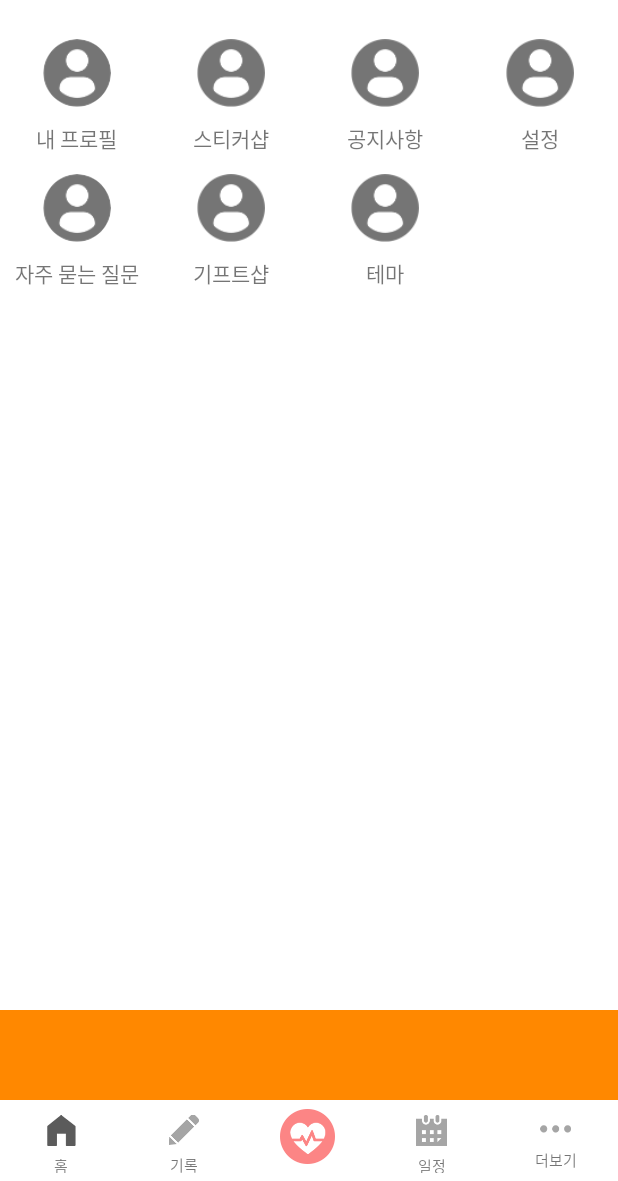
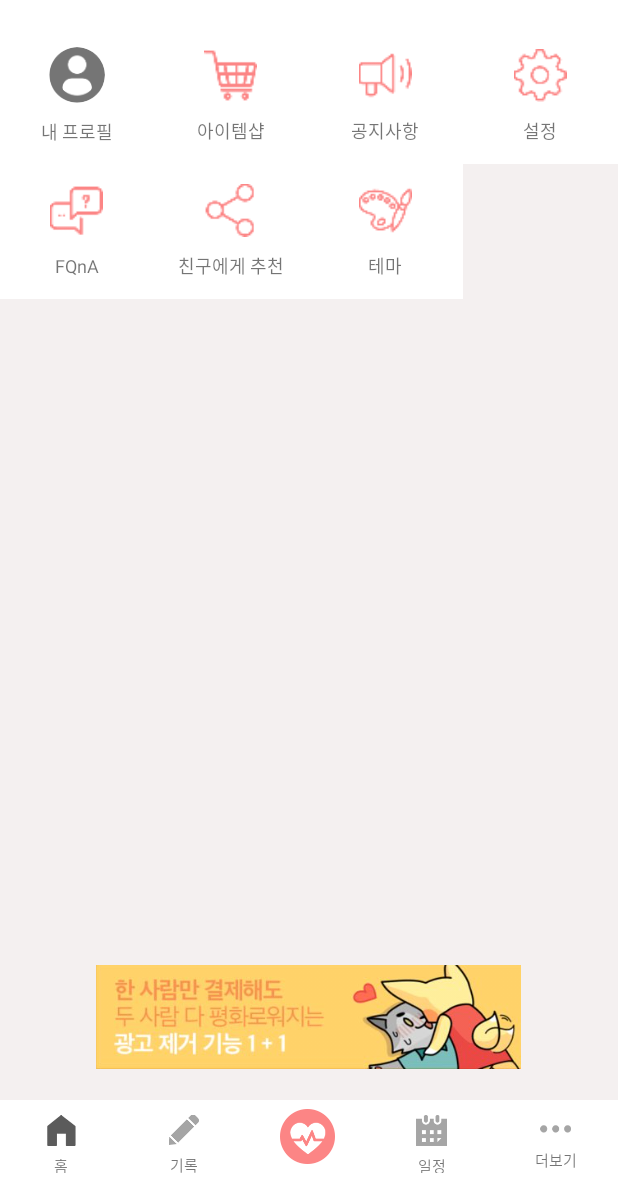
Before and after one commit to GwonHyeok/YouAndI, an Android app: the fragment MoreFragment placed in its activity, on a phone screen of 412 x 824 dp, the part 55-1236 px from its top. Run offline under Robolectric (Android 15) with nearby library versions, the phone set to English and light mode, and no system bars; our stand-ins replace CircleImageView; pictures from the network do not load.

Commit message:
기능 및 디자인 수정

```diff
--- a/app/src/main/res/layout/content_more.xml
+++ b/app/src/main/res/layout/content_more.xml
@@ -6,6 +6,7 @@
 
     <!-- 설정 루트 -->
     <LinearLayout
+        android:background="#f4f0f0"
         android:layout_width="match_parent"
         android:layout_height="match_parent"
         android:layout_above="@+id/content_setting_ad_root"
@@ -20,6 +21,7 @@
 
             <!-- 내 프로필 -->
             <LinearLayout
+                android:background="#ffffff"
                 android:layout_width="0dp"
                 android:layout_height="match_parent"
                 android:layout_weight="1"
@@ -29,19 +31,21 @@
                 android:orientation="vertical">
 
                 <com.hyeokran.youi.CustomView.CircleImageView
-                    android:layout_width="45dp"
-                    android:layout_height="45dp"
+                    android:layout_width="37dp"
+                    android:layout_height="37dp"
                     android:src="@drawable/ic_profile" />
 
                 <TextView
                     android:layout_width="wrap_content"
                     android:layout_height="wrap_content"
+                    android:textSize="12dp"
                     android:layout_marginTop="10dp"
                     android:text="내 프로필" />
             </LinearLayout>
 
             <!-- 스티커샵 -->
             <LinearLayout
+                android:background="#ffffff"
                 android:layout_width="0dp"
                 android:layout_height="match_parent"
                 android:layout_weight="1"
@@ -51,19 +55,21 @@
                 android:orientation="vertical">
 
                 <ImageView
-                    android:layout_width="45dp"
-                    android:layout_height="45dp"
-                    android:src="@drawable/ic_profile" />
+                    android:layout_width="35dp"
+                    android:layout_height="35dp"
+                    android:src="@drawable/ic_shop" />
 
                 <TextView
+                    android:textSize="12dp"
                     android:layout_width="wrap_content"
                     android:layout_height="wrap_content"
                     android:layout_marginTop="10dp"
-                    android:text="스티커샵" />
+                    android:text="아이템샵" />
             </LinearLayout>
 
             <!-- 공지사항 -->
             <LinearLayout
+                android:background="#ffffff"
                 android:layout_width="0dp"
                 android:layout_height="match_parent"
                 android:layout_weight="1"
@@ -73,11 +79,12 @@
                 android:orientation="vertical">
 
                 <ImageView
-                    android:layout_width="45dp"
-                    android:layout_height="45dp"
-                    android:src="@drawable/ic_profile" />
+                    android:layout_width="35dp"
+                    android:layout_height="35dp"
+                    android:src="@drawable/ic_loud" />
 
                 <TextView
+                    android:textSize="12dp"
                     android:layout_width="wrap_content"
                     android:layout_height="wrap_content"
                     android:layout_marginTop="10dp"
@@ -86,6 +93,7 @@
 
             <!-- 설정 -->
             <LinearLayout
+                android:background="#ffffff"
                 android:layout_width="0dp"
                 android:layout_height="match_parent"
                 android:layout_weight="1"
@@ -95,11 +103,12 @@
                 android:orientation="vertical">
 
                 <ImageView
-                    android:layout_width="45dp"
-                    android:layout_height="45dp"
-                    android:src="@drawable/ic_profile" />
+                    android:layout_width="35dp"
+                    android:layout_height="35dp"
+                    android:src="@drawable/ic_setting" />
 
                 <TextView
+                    android:textSize="12dp"
                     android:layout_width="wrap_content"
                     android:layout_height="wrap_content"
                     android:layout_marginTop="10dp"
@@ -116,28 +125,7 @@
 
             <!-- 자주 묻는 질문 -->
             <LinearLayout
-                android:layout_width="0dp"
-                android:layout_height="match_parent"
-                android:layout_weight="1"
-                android:clickable="true"
-                android:foreground="?android:attr/selectableItemBackground"
-                android:gravity="center"
-                android:orientation="vertical">
-
-                <com.hyeokran.youi.CustomView.CircleImageView
-                    android:layout_width="45dp"
-                    android:layout_height="45dp"
-                    android:src="@drawable/ic_profile" />
-
-                <TextView
-                    android:layout_width="wrap_content"
-                    android:layout_height="wrap_content"
-                    android:layout_marginTop="10dp"
-                    android:text="자주 묻는 질문" />
-            </LinearLayout>
-
-            <!-- 기프트샵 -->
-            <LinearLayout
+                android:background="#ffffff"
                 android:layout_width="0dp"
                 android:layout_height="match_parent"
                 android:layout_weight="1"
@@ -147,19 +135,21 @@
                 android:orientation="vertical">
 
                 <ImageView
-                    android:layout_width="45dp"
-                    android:layout_height="45dp"
-                    android:src="@drawable/ic_profile" />
+                    android:layout_width="35dp"
+                    android:layout_height="35dp"
+                    android:src="@drawable/ic_question" />
 
                 <TextView
+                    android:textSize="12dp"
                     android:layout_width="wrap_content"
                     android:layout_height="wrap_content"
                     android:layout_marginTop="10dp"
-                    android:text="기프트샵" />
+                    android:text="FQnA" />
             </LinearLayout>
 
-            <!-- 테마 -->
+            <!-- 기프트샵 -->
             <LinearLayout
+                android:background="#ffffff"
                 android:layout_width="0dp"
                 android:layout_height="match_parent"
                 android:layout_weight="1"
@@ -169,29 +159,57 @@
                 android:orientation="vertical">
 
                 <ImageView
-                    android:layout_width="45dp"
-                    android:layout_height="45dp"
-                    android:src="@drawable/ic_profile" />
+                    android:layout_width="35dp"
+                    android:layout_height="35dp"
+                    android:src="@drawable/ic_friend_share" />
 
                 <TextView
+                    android:textSize="12dp"
+                    android:layout_width="wrap_content"
+                    android:layout_height="wrap_content"
+                    android:layout_marginTop="10dp"
+                    android:text="친구에게 추천" />
+            </LinearLayout>
+
+            <!-- 테마 -->
+            <LinearLayout
+                android:background="#ffffff"
+                android:layout_width="0dp"
+                android:layout_height="match_parent"
+                android:layout_weight="1"
+                android:clickable="true"
+                android:foreground="?android:attr/selectableItemBackground"
+                android:gravity="center"
+                android:orientation="vertical">
+
+                <ImageView
+                    android:layout_width="35dp"
+                    android:layout_height="35dp"
+                    android:src="@drawable/ic_theme" />
+
+                <TextView
+                    android:textSize="12dp"
                     android:layout_width="wrap_content"
                     android:layout_height="wrap_content"
                     android:layout_marginTop="10dp"
                     android:text="테마" />
             </LinearLayout>
         </LinearLayout>
+
     </LinearLayout>
 
     <!-- 광고 영역 -->
     <FrameLayout
+        android:background="#f4f0f0"
         android:id="@+id/content_setting_ad_root"
         android:layout_width="match_parent"
-        android:layout_height="60dp"
+        android:layout_height="90dp"
         android:layout_alignParentBottom="true">
 
-        <View
-            android:layout_width="match_parent"
-            android:layout_height="match_parent"
-            android:background="@android:color/holo_orange_dark" />
+        <ImageView
+            android:layout_gravity="center_horizontal"
+            android:layout_width="wrap_content"
+            android:layout_height="wrap_content"
+            android:src="@drawable/bg_ad"/>
     </FrameLayout>
 </RelativeLayout>
```
Also changed, not shown: app/src/main/res/layout/ui_record_collect_card.xml (+79 -0 lines), app/src/main/res/drawable-xxhdpi/bg_3.png (added), app/src/main/res/drawable-xxhdpi/bg_4.png (added), app/src/main/res/drawable-xxhdpi/bg_ad.png (added), app/src/main/res/drawable-xxhdpi/ic_friend_share.png (added), app/src/main/res/drawable-xxhdpi/ic_loud.png (added), app/src/main/res/drawable-xxhdpi/ic_question.png (added), app/src/main/res/drawable-xxhdpi/ic_setting.png (added), app/src/main/res/drawable-xxhdpi/ic_shop.png (added), app/src/main/res/drawable-xxhdpi/ic_theme.png (added), 1 other file.
